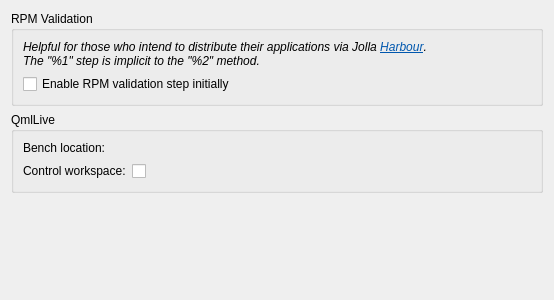
sailfishos/sailfish-qtcreator, file src/plugins/mer/mergeneraloptionswidget.ui: the form before one commit.
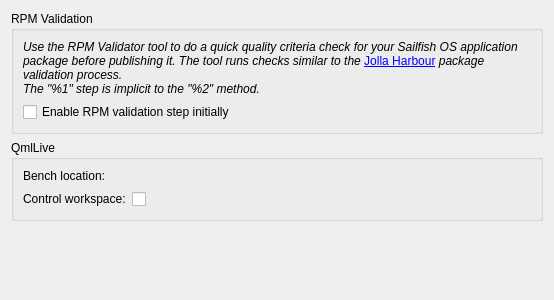
The form after the commit. Custom widgets are drawn as their Qt base class.

Commit message: Mer: Generalize messages mentioning Jolla Harbour

Patch:
```diff
--- a/src/plugins/mer/mergeneraloptionswidget.ui
+++ b/src/plugins/mer/mergeneraloptionswidget.ui
@@ -23,7 +23,10 @@
       <item>
        <widget class="QLabel" name="rpmValidationInfoLabel">
         <property name="text">
-         <string>&lt;html&gt;&lt;head/&gt;&lt;body&gt;&lt;p&gt;&lt;span style=&quot; font-style:italic;&quot;&gt;Helpful for those who intend to distribute their applications via Jolla &lt;/span&gt;&lt;a href=&quot;https://harbour.jolla.com/&quot;&gt;&lt;span style=&quot; font-style:italic; text-decoration: underline; color:#0057ae;&quot;&gt;Harbour&lt;/span&gt;&lt;/a&gt;&lt;span style=&quot; font-style:italic;&quot;&gt;.&lt;br/&gt;The &amp;quot;%1&amp;quot; step is implicit to the &amp;quot;%2&amp;quot; method.&lt;/span&gt;&lt;/p&gt;&lt;/body&gt;&lt;/html&gt;</string>
+         <string>&lt;html&gt;&lt;head/&gt;&lt;body&gt;&lt;p&gt;&lt;span style=&quot; font-style:italic;&quot;&gt;Use the RPM Validator tool to do a quick quality criteria check for your Sailfish&amp;nbsp;OS application package before publishing it. The tool runs checks similar to the &lt;/span&gt;&lt;a href=&quot;https://harbour.jolla.com/faq&quot;&gt;&lt;span style=&quot; text-decoration: underline; color:#0000ff;&quot;&gt;Jolla&amp;nbsp;Harbour&lt;/span&gt;&lt;/a&gt;&lt;span style=&quot; font-style:italic;&quot;&gt; package validation process.&lt;br/&gt;The &amp;quot;%1&amp;quot; step is implicit to the &amp;quot;%2&amp;quot; method.&lt;/span&gt;&lt;/p&gt;&lt;/body&gt;&lt;/html&gt;</string>
+        </property>
+        <property name="wordWrap">
+         <bool>true</bool>
         </property>
         <property name="textInteractionFlags">
          <set>Qt::LinksAccessibleByMouse|Qt::TextSelectableByMouse</set>
```
